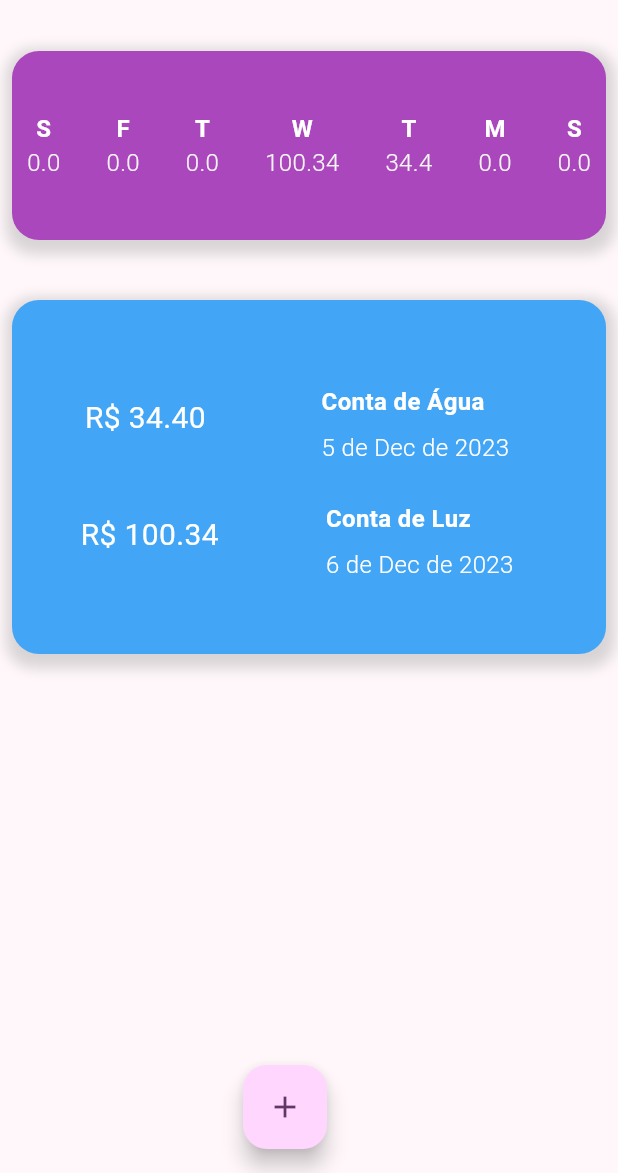
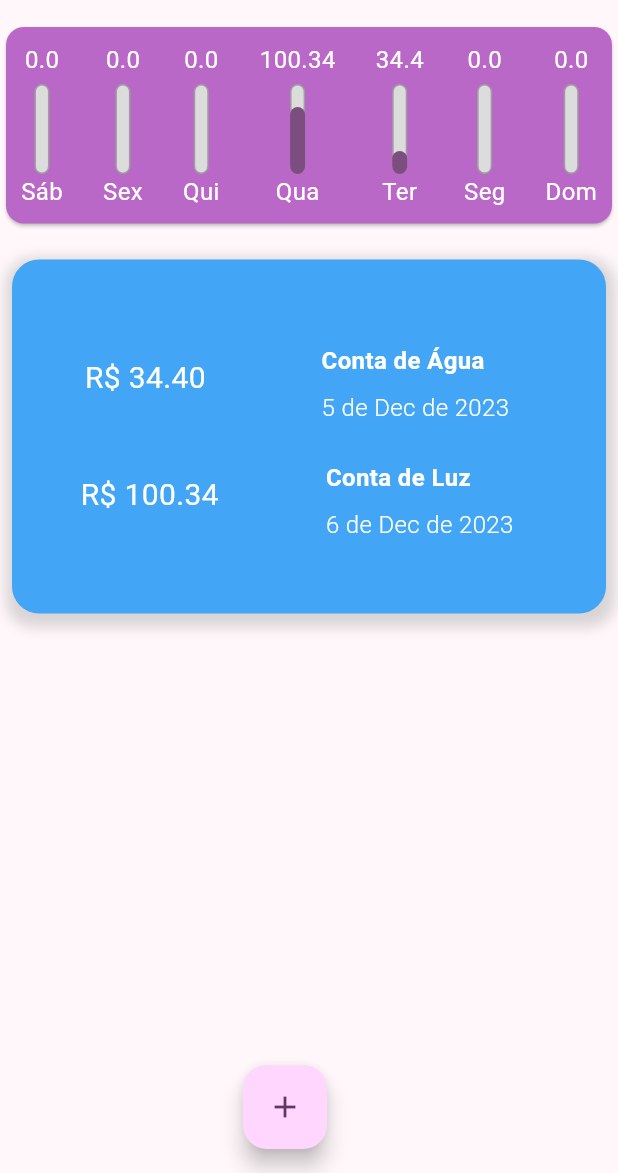
Before and after one commit to jeanmarcos552/learning-flutter, a Flutter app: the screen it shows after launch, on a phone screen of 412 x 824 dp, the part 63-1236 px from its top. Run offline on Flutter 3.47's test engine with Material 3 defaults, Android fonts, the phone set to English and light mode, and no system bars; our stand-ins replace google_fonts.

Commit message:
refac: card chart

```diff
--- a/expenses/lib/views/home/home_chart.dart
+++ b/expenses/lib/views/home/home_chart.dart
@@ -1,4 +1,3 @@
-import 'package:expenses/components/card_app.dart';
 import 'package:expenses/providers/transactions.dart';
 import 'package:flutter/material.dart';
 import 'package:intl/intl.dart';
@@ -14,6 +13,16 @@ class HomeChart extends StatefulWidget {
 }
 
 class _HomeChart extends State<HomeChart> {
+  final daysWeeksTranslate = {
+    "Sat": "Sáb",
+    "Fri": "Sex",
+    "Thu": "Qui",
+    "Wed": "Qua",
+    "Tue": "Ter",
+    "Mon": "Seg",
+    "Sun": "Dom"
+  };
+
   List<Map<String, Object>> get groupedTransactions {
     final Transactions transactions = Provider.of(context);
 
@@ -31,39 +40,76 @@ class _HomeChart extends State<HomeChart> {
         }
       }
 
-      return {"day": DateFormat.E().format(weekday)[0], 'value': totalSum};
+      return {"day": DateFormat.E().format(weekday), 'value': totalSum};
+    });
+  }
+
+  double get weekTotalValue {
+    return groupedTransactions.fold(0.0, (sum, element) {
+      return sum + (element["value"] as double);
     });
   }
 
   @override
   Widget build(BuildContext context) {
-    return CardApp(
-      color: Colors.purple[400],
+    return Card(
+      color: Colors.purple[300],
+      child: Container(
+        padding: const EdgeInsets.all(10),
         child: Row(
           mainAxisAlignment: MainAxisAlignment.spaceBetween,
+          children: groupedTransactions
+              .map(
+                (tr) => Column(
                   children: [
-          for (var item in groupedTransactions)
-            Column(
-              children: <Widget>[
                     Text(
-                  item["day"].toString(),
+                      tr["value"].toString(),
                       style: const TextStyle(
                         color: Colors.white,
-                    fontWeight: FontWeight.w600,
                         fontSize: 16,
                       ),
                     ),
+                    const SizedBox(height: 5),
+                    SizedBox(
+                      height: 60,
+                      width: 10,
+                      child: Stack(
+                        alignment: Alignment.bottomCenter,
+                        children: [
+                          Container(
+                            decoration: BoxDecoration(
+                              border: Border.all(
+                                color: Colors.grey,
+                                width: 1.0,
+                              ),
+                              color: const Color.fromRGBO(220, 220, 220, 1),
+                              borderRadius: BorderRadius.circular(5),
+                            ),
+                          ),
+                          FractionallySizedBox(
+                            heightFactor:
+                                (tr['value'] as double) / weekTotalValue,
+                            child: Container(
+                                decoration: BoxDecoration(
+                              color: Theme.of(context).colorScheme.primary,
+                              borderRadius: BorderRadius.circular(5),
+                            )),
+                          )
+                        ],
+                      ),
+                    ),
                     Text(
-                  item["value"].toString(),
-                  style: TextStyle(
-                    color: Colors.grey[100],
-                    fontWeight: FontWeight.w300,
+                      daysWeeksTranslate[tr["day"]].toString(),
+                      style: const TextStyle(
+                        color: Colors.white,
                         fontSize: 16,
                       ),
-                ),
+                    )
                   ],
                 ),
-        ],
+              )
+              .toList(),
+        ),
       ),
     );
   }
```
Lines whose indentation alone changed are shown as unchanged.
